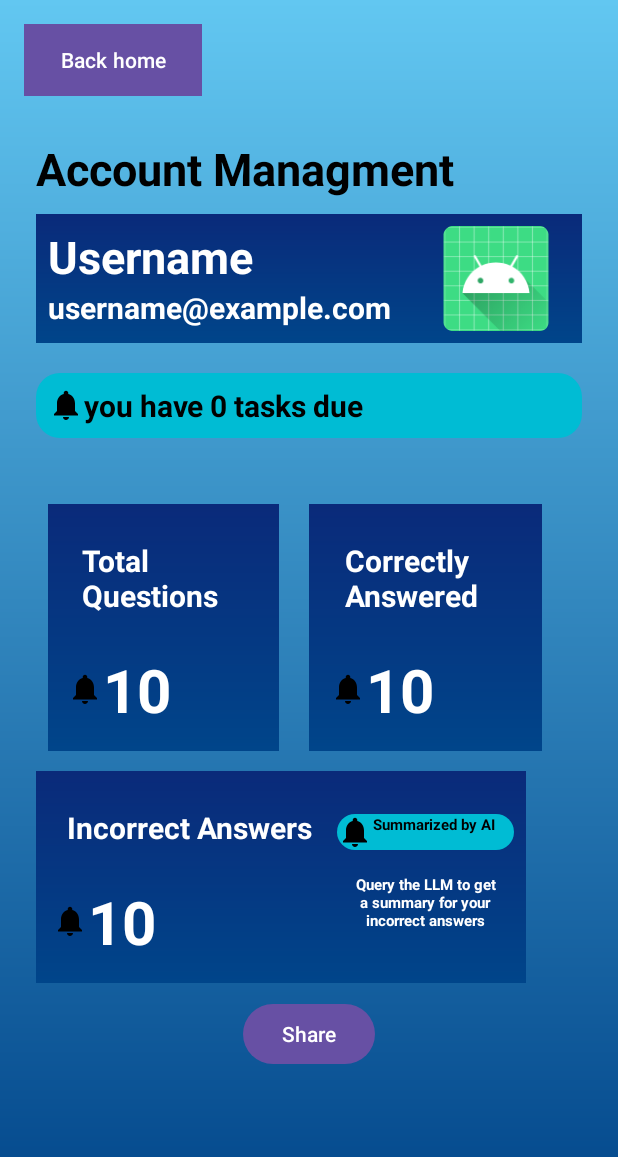
After one commit to benD02/10.1D-SIT305, an Android app built with Jetpack Compose: the AccountActivity screen opened directly, with no data from a screen before it, on a phone screen of 412 x 824 dp. The commit adds this screen. Shown: the top 1157 px of the screen. Run offline under Robolectric (Android 15) with nearby library versions, the phone set to English and light mode, and no system bars.

```diff
--- a/app/src/main/AndroidManifest.xml
+++ b/app/src/main/AndroidManifest.xml
@@ -24,6 +24,9 @@
         android:usesCleartextTraffic="true"
         tools:targetApi="31">
         <activity
+            android:name=".AccountActivity"
+            android:exported="false" />
+        <activity
             android:name=".UpgradeActivity"
             android:exported="false" />
         <activity
@@ -32,7 +35,6 @@
         <activity
             android:name=".ui.theme.ResultsActivity"
             android:exported="false" />
-
         <activity
             android:name=".QuizActivity"
             android:exported="false"
--- /dev/null
+++ b/app/src/main/java/com/example/personalizedlearning/AccountActivity.java
@@ -0,0 +1,14 @@
+package com.example.personalizedlearning;
+
+import androidx.appcompat.app.AppCompatActivity;
+
+import android.os.Bundle;
+
+public class AccountActivity extends AppCompatActivity {
+
+    @Override
+    protected void onCreate(Bundle savedInstanceState) {
+        super.onCreate(savedInstanceState);
+        setContentView(R.layout.activity_account);
+    }
+}
--- a/app/src/main/java/com/example/personalizedlearning/ProfileActivity.java
+++ b/app/src/main/java/com/example/personalizedlearning/ProfileActivity.java
@@ -48,6 +48,9 @@ public class ProfileActivity extends AppCompatActivity implements QuizAdapter.On
     private Button btnRefreshQuizzes;
 
     private Button btnGenerate;
+
+    private Button btnAccount;
+
     private String username;
 
 
@@ -67,6 +70,7 @@ public class ProfileActivity extends AppCompatActivity implements QuizAdapter.On
     }
 
     private void initView() {
+
         btnGenerate = findViewById(R.id.btnGenerate);
         btnGenerate.setOnClickListener(v -> generateQuiz());
         Button btnUpgrade = findViewById(R.id.btnUpgrade); // Find the button
@@ -96,6 +100,13 @@ public class ProfileActivity extends AppCompatActivity implements QuizAdapter.On
             public void onClick(View v) {
                 generateQuiz();
             }
+        });
+
+
+        btnAccount = findViewById(R.id.btnAccount);
+        btnAccount.setOnClickListener(v -> {
+            Intent upgradeIntent = new Intent(ProfileActivity.this, AccountActivity.class);
+            startActivity(upgradeIntent);
         });
     }
 
--- /dev/null
+++ b/app/src/main/res/drawable/baseline_manage_accounts_24.xml
@@ -0,0 +1,7 @@
+<vector android:height="24dp" android:tint="#FFFFFF"
+    android:viewportHeight="24" android:viewportWidth="24"
+    android:width="24dp" xmlns:android="http://schemas.android.com/apk/res/android">
+    <path android:fillColor="@android:color/white" android:pathData="M10,8m-4,0a4,4 0,1 1,8 0a4,4 0,1 1,-8 0"/>
+    <path android:fillColor="@android:color/white" android:pathData="M10.67,13.02C10.45,13.01 10.23,13 10,13c-2.42,0 -4.68,0.67 -6.61,1.82C2.51,15.34 2,16.32 2,17.35V20h9.26C10.47,18.87 10,17.49 10,16C10,14.93 10.25,13.93 10.67,13.02z"/>
+    <path android:fillColor="@android:color/white" android:pathData="M20.75,16c0,-0.22 -0.03,-0.42 -0.06,-0.63l1.14,-1.01l-1,-1.73l-1.45,0.49c-0.32,-0.27 -0.68,-0.48 -1.08,-0.63L18,11h-2l-0.3,1.49c-0.4,0.15 -0.76,0.36 -1.08,0.63l-1.45,-0.49l-1,1.73l1.14,1.01c-0.03,0.21 -0.06,0.41 -0.06,0.63s0.03,0.42 0.06,0.63l-1.14,1.01l1,1.73l1.45,-0.49c0.32,0.27 0.68,0.48 1.08,0.63L16,21h2l0.3,-1.49c0.4,-0.15 0.76,-0.36 1.08,-0.63l1.45,0.49l1,-1.73l-1.14,-1.01C20.72,16.42 20.75,16.22 20.75,16zM17,18c-1.1,0 -2,-0.9 -2,-2s0.9,-2 2,-2s2,0.9 2,2S18.1,18 17,18z"/>
+</vector>
--- /dev/null
+++ b/app/src/main/res/layout/activity_account.xml
@@ -0,0 +1,261 @@
+<?xml version="1.0" encoding="utf-8"?>
+<?xml version="1.0" encoding="utf-8"?>
+<ScrollView xmlns:android="http://schemas.android.com/apk/res/android"
+    xmlns:app="http://schemas.android.com/apk/res-auto"
+    xmlns:tools="http://schemas.android.com/tools"
+    android:layout_width="match_parent"
+    android:layout_height="match_parent"
+    android:fillViewport="true">
+
+    <LinearLayout
+        android:layout_width="match_parent"
+        android:layout_height="wrap_content"
+        tools:context=".UpgradeActivity"
+        android:padding="16dp"
+        android:orientation="vertical"
+        android:background="@drawable/background_colour">
+
+        <Button
+            android:id="@+id/btn_back"
+            android:layout_width="wrap_content"
+            android:layout_height="wrap_content"
+            android:background="@color/dark_blue"
+            android:text="Back home"
+            android:layout_marginBottom="20dp"/>
+
+        <LinearLayout
+            android:layout_width="match_parent"
+            android:layout_height="wrap_content"
+            android:orientation="vertical"
+            android:padding="8dp">
+
+            <TextView
+                android:textColor="@color/black"
+                android:layout_width="wrap_content"
+                android:layout_height="wrap_content"
+                android:text="Account Managment"
+                android:textStyle="bold"
+                android:textSize="30dp"
+                android:layout_marginBottom="10dp"/>
+
+            <LinearLayout
+                android:layout_width="match_parent"
+                android:layout_height="wrap_content"
+                android:orientation="horizontal"
+                android:padding="8dp"
+                android:layout_marginBottom="20dp"
+                android:background="@drawable/card_colour">
+
+                <LinearLayout
+                    android:layout_width="wrap_content"
+                    android:layout_height="match_parent"
+                    android:orientation="vertical"
+                    android:layout_marginRight="20dp">
+
+                    <TextView
+                        android:id="@+id/tv_username"
+                        android:textColor="@color/white"
+                        android:layout_width="wrap_content"
+                        android:layout_height="wrap_content"
+                        android:text="Username"
+                        android:textStyle="bold"
+                        android:textSize="30dp"/>
+
+                    <TextView
+                        android:id="@+id/tv_email"
+                        android:textColor="@color/white"
+                        android:layout_width="wrap_content"
+                        android:layout_height="30dp"
+                        android:text="username@example.com"
+                        android:textStyle="bold"
+                        android:layout_marginBottom="20dp"
+                        android:textSize="20dp"/>
+
+                </LinearLayout>
+
+                <ImageView
+                    android:layout_width="100dp"
+                    android:layout_height="70dp"
+                    android:src="@mipmap/ic_launcher" />
+            </LinearLayout>
+
+            <TextView
+                android:id="@+id/tv_task_due"
+                android:layout_width="match_parent"
+                android:layout_height="wrap_content"
+                android:layout_marginBottom="20dp"
+                android:background="@drawable/banner_background"
+                android:padding="8dp"
+                android:text="you have 0 tasks due"
+                android:textStyle="bold"
+                android:drawableStart="@drawable/baseline_notifications_24"
+                android:textColor="@color/black"
+                android:textSize="20dp" />
+
+        </LinearLayout>
+
+
+    <LinearLayout
+        android:layout_width="match_parent"
+        android:layout_height="wrap_content"
+        android:orientation="vertical"
+        android:padding="8dp"
+        android:gravity="center">
+
+        <LinearLayout
+            android:gravity="center"
+            android:layout_width="match_parent"
+            android:layout_height="wrap_content"
+            android:orientation="horizontal"
+            android:padding="8dp"
+            android:layout_marginBottom="5dp">
+
+            <LinearLayout
+                android:background="@drawable/card_colour"
+                android:layout_width="155dp"
+                android:layout_height="wrap_content"
+                android:orientation="vertical"
+                android:layout_marginRight="20dp"
+                android:padding="8dp"
+                >
+
+                <TextView
+                    android:padding="16dp"
+                    android:layout_width="wrap_content"
+                    android:layout_height="wrap_content"
+                    android:text="Total Questions"
+                    android:textSize="20dp"
+                    android:textColor="@color/white"
+                    android:textStyle="bold"/>
+
+                <TextView
+                    android:drawableStart="@drawable/baseline_notifications_24"
+                    android:padding="6dp"
+                    android:layout_width="wrap_content"
+                    android:layout_height="wrap_content"
+                    android:text="10"
+                    android:textSize="40dp"
+                    android:textColor="@color/white"
+                    android:textStyle="bold"/>
+
+
+            </LinearLayout>
+
+            <LinearLayout
+                android:background="@drawable/card_colour"
+                android:layout_width="155dp"
+                android:layout_height="wrap_content"
+                android:orientation="vertical"
+                android:layout_marginRight="20dp"
+                android:padding="8dp"
+                >
+
+                <TextView
+                    android:padding="16dp"
+                    android:layout_width="wrap_content"
+                    android:layout_height="wrap_content"
+                    android:text="Correctly Answered"
+                    android:textSize="20dp"
+                    android:textColor="@color/white"
+                    android:textStyle="bold"/>
+
+                <TextView
+                    android:drawableStart="@drawable/baseline_notifications_24"
+                    android:padding="6dp"
+                    android:layout_width="wrap_content"
+                    android:layout_height="wrap_content"
+                    android:text="10"
+                    android:textSize="40dp"
+                    android:textColor="@color/white"
+                    android:textStyle="bold"/>
+
+
+            </LinearLayout>
+        </LinearLayout>
+
+
+        <LinearLayout
+            android:background="@drawable/card_colour"
+            android:layout_width="330dp"
+            android:layout_height="wrap_content"
+            android:orientation="horizontal"
+            android:layout_marginRight="20dp"
+            android:padding="8dp"
+            android:layout_marginBottom="10dp">
+
+            <LinearLayout
+                android:layout_width="wrap_content"
+                android:layout_height="match_parent"
+                android:orientation="vertical">
+
+                <TextView
+                    android:padding="16dp"
+                    android:layout_width="wrap_content"
+                    android:layout_height="wrap_content"
+                    android:text="Incorrect Answers"
+                    android:textSize="20dp"
+                    android:textColor="@color/white"
+                    android:textStyle="bold"/>
+
+                <TextView
+                    android:drawableStart="@drawable/baseline_notifications_24"
+                    android:padding="6dp"
+                    android:layout_width="wrap_content"
+                    android:layout_height="wrap_content"
+                    android:text="10"
+                    android:textSize="40dp"
+                    android:textColor="@color/white"
+                    android:textStyle="bold"/>
+
+
+            </LinearLayout>
+
+            <LinearLayout
+                android:layout_width="match_parent"
+                android:layout_height="match_parent"
+                android:orientation="vertical"
+                android:gravity="center">
+
+                <TextView
+                    android:id="@+id/tv_banner"
+                    android:layout_width="match_parent"
+                    android:layout_height="wrap_content"
+                    android:layout_marginBottom="10dp"
+                    android:background="@drawable/banner_background"
+                    android:text="Summarized by AI"
+                    android:textStyle="bold"
+                    android:drawableStart="@drawable/baseline_notifications_24"
+                    android:textColor="@color/black"
+                    android:textSize="10dp" />
+
+
+
+                <TextView
+                    android:gravity="center"
+                    android:padding="6dp"
+                    android:layout_width="wrap_content"
+                    android:layout_height="wrap_content"
+                    android:text="Query the LLM to get a summary for your incorrect answers"
+                    android:textSize="10dp"
+                    android:textColor="@color/white"
+                    android:textStyle="bold"/>
+
+            </LinearLayout>
+
+        </LinearLayout>
+
+        <Button
+            android:layout_width="wrap_content"
+            android:layout_height="wrap_content"
+            android:text="Share" />
+
+
+    </LinearLayout>
+
+
+
+
+
+
+    </LinearLayout>
+</ScrollView>
--- a/app/src/main/res/layout/fragment_profile_activity.xml
+++ b/app/src/main/res/layout/fragment_profile_activity.xml
@@ -12,13 +12,12 @@
     <LinearLayout
         android:layout_width="268dp"
         android:layout_height="wrap_content"
-
-        android:orientation="horizontal">
+        android:orientation="horizontal"
+        android:layout_marginBottom="20dp">
 
         <LinearLayout
             android:layout_width="268dp"
             android:layout_height="wrap_content"
-            android:layout_marginBottom="60dp"
             android:orientation="vertical">
 
             <TextView
@@ -45,6 +44,18 @@
             android:layout_height="100dp"/>
 
     </LinearLayout>
+
+    <Button
+        android:id="@+id/btnAccount"
+        style="@style/Widget.AppCompat.Button.Borderless"
+        android:layout_width="wrap_content"
+        android:layout_height="wrap_content"
+        android:layout_marginBottom="20dp"
+        android:text="View Account"
+        android:gravity="start|center_vertical"
+        android:textColor="@color/white"
+        app:icon="@drawable/baseline_manage_accounts_24" />
+
 
 
     <TextView
```
